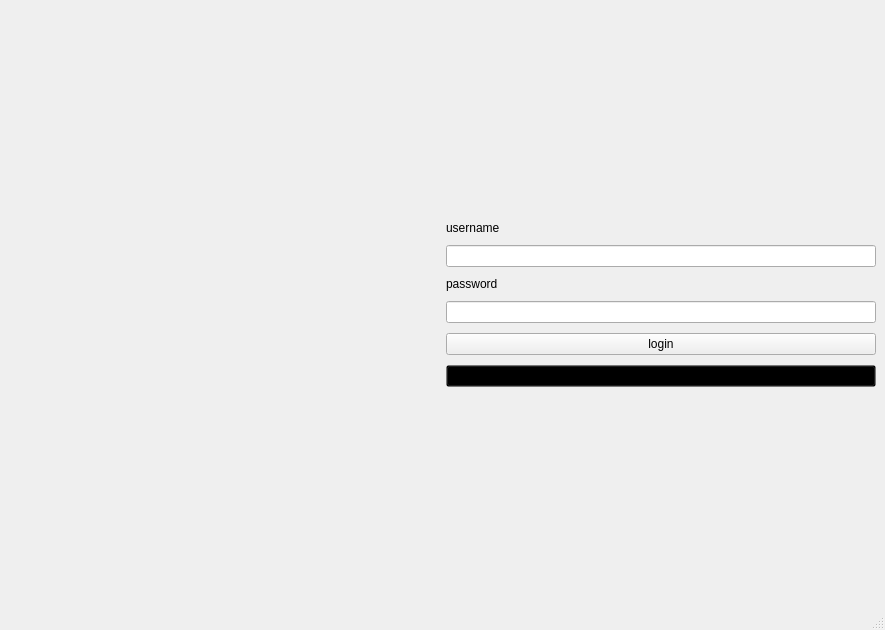
Above: mainwindow.ui from SAMoosavi/AdvancedProgrammingProject2 before the change. Below: the same form after it.
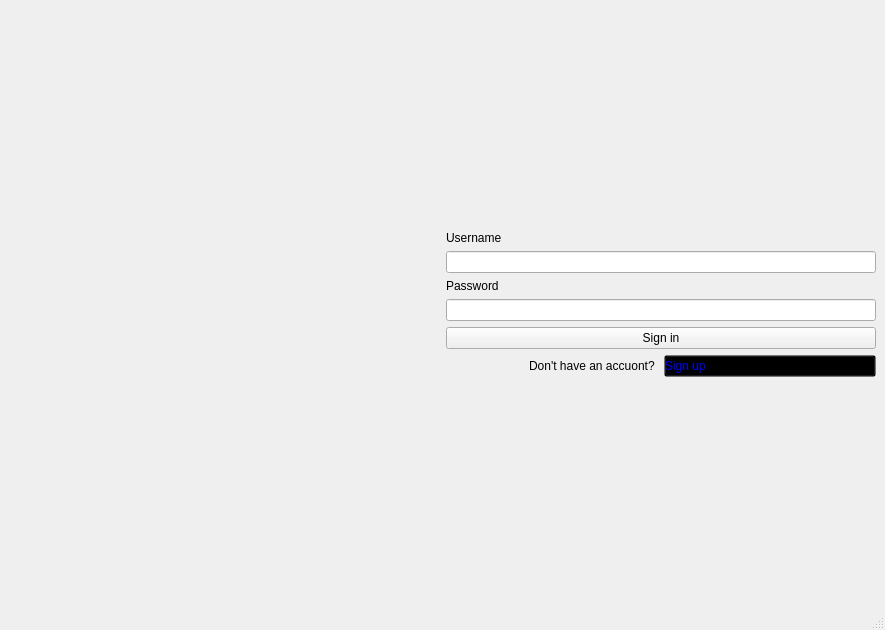
That is the form after the change.

Commit message: okey ui Sign in

What changed in the file:
```diff
--- a/mainwindow.ui
+++ b/mainwindow.ui
@@ -14,7 +14,7 @@
    <string>MainWindow</string>
   </property>
   <widget class="QWidget" name="centralwidget">
-   <layout class="QHBoxLayout" name="horizontalLayout">
+   <layout class="QHBoxLayout" name="horizontalLayout_2">
     <item>
      <widget class="QLabel" name="label_img">
       <property name="enabled">
@@ -36,15 +36,6 @@
     </item>
     <item>
      <layout class="QVBoxLayout" name="verticalLayout_3">
-      <property name="spacing">
-       <number>10</number>
-      </property>
-      <property name="leftMargin">
-       <number>0</number>
-      </property>
-      <property name="rightMargin">
-       <number>0</number>
-      </property>
       <item>
        <spacer name="verticalSpacer_2">
         <property name="orientation">
@@ -63,7 +54,7 @@
         <item>
          <widget class="QLabel" name="label_username">
           <property name="text">
-           <string>username</string>
+           <string>Username</string>
           </property>
          </widget>
         </item>
@@ -77,7 +68,7 @@
         <item>
          <widget class="QLabel" name="label_password">
           <property name="text">
-           <string>password</string>
+           <string>Password</string>
           </property>
          </widget>
         </item>
@@ -93,19 +84,48 @@
       <item>
        <widget class="QPushButton" name="pushButton">
         <property name="text">
-         <string>login</string>
+         <string>Sign in</string>
         </property>
        </widget>
       </item>
       <item>
-       <widget class="QPushButton" name="pushButton_2">
-        <property name="styleSheet">
-         <string notr="true">background:transparent;</string>
-        </property>
-        <property name="text">
-         <string>create Account</string>
-        </property>
-       </widget>
+       <layout class="QHBoxLayout" name="horizontalLayout">
+        <item>
+         <widget class="QLabel" name="label">
+          <property name="layoutDirection">
+           <enum>Qt::LeftToRight</enum>
+          </property>
+          <property name="styleSheet">
+           <string notr="true">	text-align: right;</string>
+          </property>
+          <property name="text">
+           <string>Don't have an accuont? </string>
+          </property>
+          <property name="textFormat">
+           <enum>Qt::AutoText</enum>
+          </property>
+          <property name="alignment">
+           <set>Qt::AlignRight|Qt::AlignTrailing|Qt::AlignVCenter</set>
+          </property>
+         </widget>
+        </item>
+        <item>
+         <widget class="QPushButton" name="pushButton_2">
+          <property name="cursor">
+           <cursorShape>PointingHandCursor</cursorShape>
+          </property>
+          <property name="styleSheet">
+           <string notr="true">background:transparent;
+color:blue;
+text-align: left;
+</string>
+          </property>
+          <property name="text">
+           <string>Sign up</string>
+          </property>
+         </widget>
+        </item>
+       </layout>
       </item>
       <item>
        <spacer name="verticalSpacer">
```
